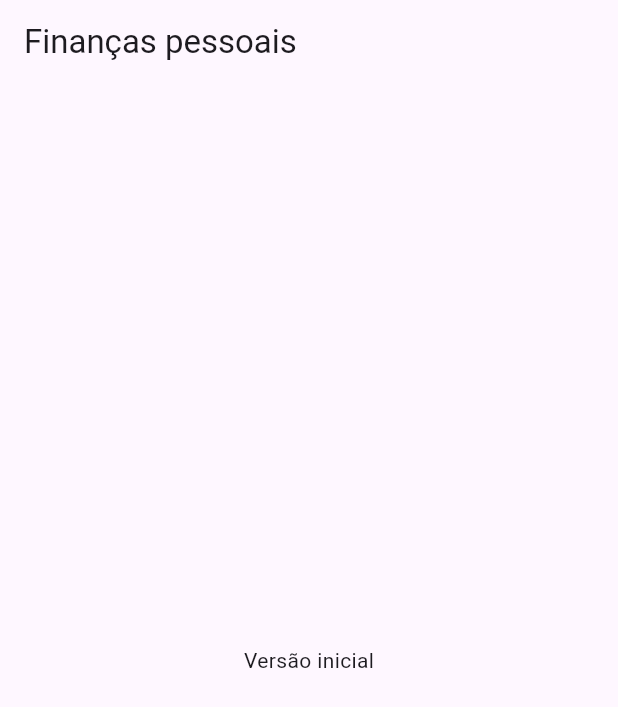
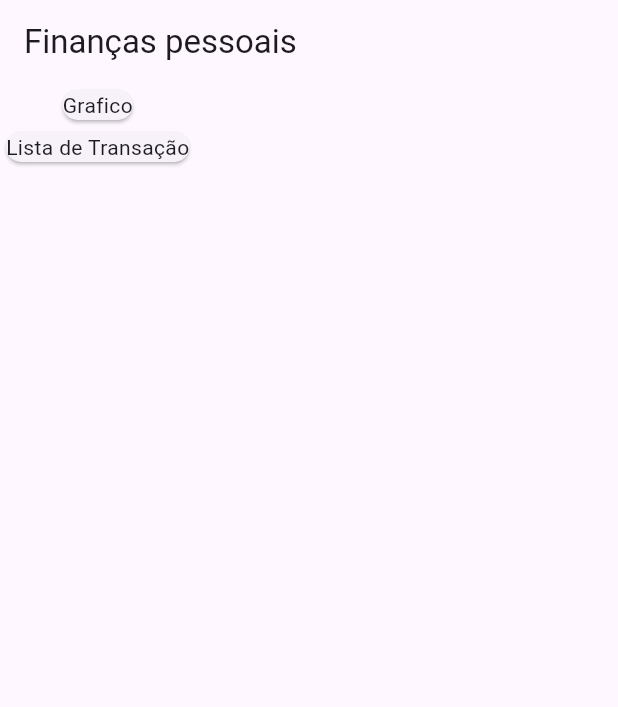
Before and after one commit to ruuanmanoel/finance-app, a Flutter app: the screen it shows after launch, on a phone screen of 412 x 824 dp. Shown: the top 707 px of the screen. Run offline on Flutter 3.47's test engine with Material 3 defaults, Android fonts, the phone set to English and light mode, and no system bars.

Commit message:
construindo o primeiro card

```diff
--- a/lib/main.dart
+++ b/lib/main.dart
@@ -20,8 +20,15 @@ class MyHomePage extends StatelessWidget {
       appBar: AppBar(
         title: const Text('Finanças pessoais'),
       ),
-      body: const Center(
-        child: Text('Versão inicial'),
+      body: const Column(
+        children: <Widget>[
+          Card(
+            child: Text('Grafico'),
+          ),
+          Card(
+            child: Text('Lista de Transação'),
+          ),
+        ],
       ),
     );
   }
```
